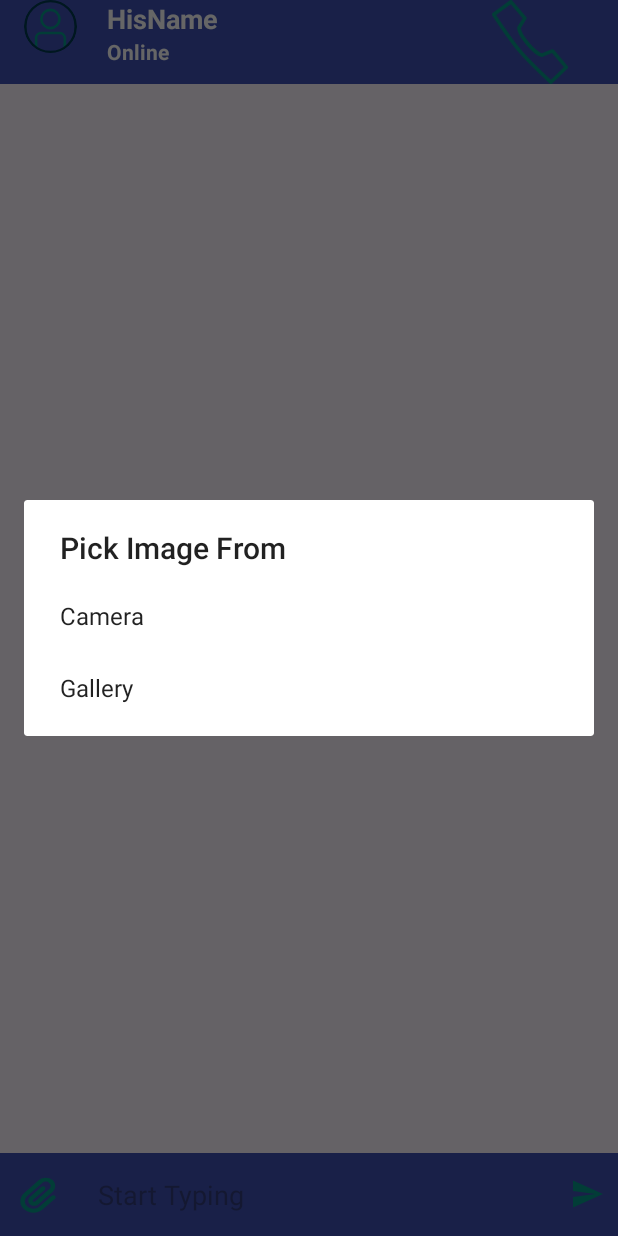
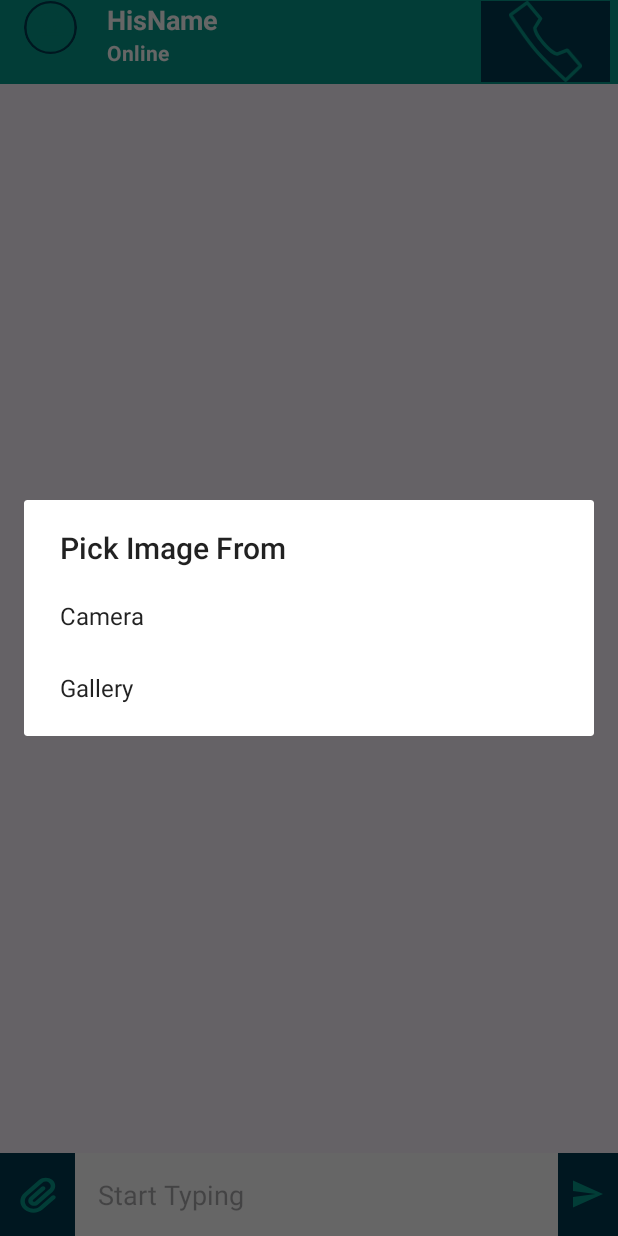
Before and after one commit to guillaume-rce/FitMap, an Android app: the ChatActivity screen opened directly, with no data from a screen before it, after a tap on an icon or button, on a phone screen of 412 x 824 dp. Run offline under Robolectric (Android 15) with nearby library versions, the light colour scheme and no system bars; our stand-ins replace CircleImageView, Firebase (no records; nobody signed in at launch, a user with empty details on screens opened directly); pictures from the network do not load.

Commit message:
ajout de la java doc

```diff
--- a/app/src/main/java/com/oniverse/fitmap/models/ModelChat.java
+++ b/app/src/main/java/com/oniverse/fitmap/models/ModelChat.java
@@ -1,5 +1,8 @@
 package com.oniverse.fitmap.models;
 
+/**
+ * Model class for chat messages
+ */
 public class ModelChat {
     String message;
 
--- a/app/src/main/java/com/oniverse/fitmap/models/ModelChatList.java
+++ b/app/src/main/java/com/oniverse/fitmap/models/ModelChatList.java
@@ -1,5 +1,7 @@
 package com.oniverse.fitmap.models;
-
+/**
+ * Model class for chat messages
+ */
 class ModelChatList {
 
     public String getId() {
--- a/app/src/main/java/com/oniverse/fitmap/models/ModelUsers.java
+++ b/app/src/main/java/com/oniverse/fitmap/models/ModelUsers.java
@@ -1,5 +1,7 @@
 package com.oniverse.fitmap.models;
-
+/**
+ * Model class for chat messages
+ */
 public class ModelUsers {
     String name, email, search, phone, image, cover, uid, typingTo, onlineStatus, typing;
 
--- a/app/src/main/res/layout/activity_chat.xml
+++ b/app/src/main/res/layout/activity_chat.xml
@@ -12,7 +12,7 @@
         android:id="@+id/toolbar"
         android:layout_width="match_parent"
         android:layout_height="?android:attr/actionBarSize"
-        android:background="@color/colorPrimary"
+        android:background="@color/greenDark"
         android:theme="@style/ThemeOverlay.AppCompat.Dark.ActionBar">
 
         <LinearLayout
@@ -26,7 +26,7 @@
                 android:layout_height="35dp"
                 android:scaleType="centerCrop"
                 android:src="@drawable/ic_profile"
-                app:civ_circle_background_color="@color/colorPrimary" />
+                app:civ_circle_background_color="@color/background_tint" />
 
             <LinearLayout
                 android:layout_width="wrap_content"
@@ -59,9 +59,10 @@
 
             <ImageView
                 android:id="@+id/block"
-                android:layout_width="wrap_content"
-                android:layout_height="wrap_content"
+                android:layout_width="86dp"
+                android:layout_height="54dp"
                 android:layout_gravity="center_vertical"
+                android:background="@color/blue"
                 android:layout_marginEnd="5dp"
                 android:src="@drawable/ic_phone" />
         </LinearLayout>
@@ -80,7 +81,7 @@
         android:layout_width="match_parent"
         android:layout_height="wrap_content"
         android:layout_alignParentBottom="true"
-        android:background="@color/colorPrimary"
+        android:background="@color/blue"
         android:gravity="center"
         android:orientation="horizontal">
 
@@ -88,7 +89,7 @@
             android:id="@+id/attachbtn"
             android:layout_width="50dp"
             android:layout_height="50dp"
-            android:background="@null"
+            android:background="@color/blue"
             android:src="@drawable/ic_paperclip_solid" />
 
         <EditText
@@ -96,8 +97,8 @@
             android:layout_width="0dp"
             android:layout_height="wrap_content"
             android:layout_weight="1"
-            android:background="@null"
             android:hint="Start Typing"
+            android:background="@color/white"
             android:inputType="textCapSentences|textMultiLine"
             android:padding="15dp" />
 
@@ -105,7 +106,7 @@
             android:id="@+id/sendmsg"
             android:layout_width="40dp"
             android:layout_height="40dp"
-            android:background="@null"
+            android:background="@color/blue"
             android:src="@drawable/ic_send" />
 
     </LinearLayout>
```
Also changed, not shown: app/src/main/java/com/oniverse/fitmap/fragment/TrackInfo.java (+36 -6 lines), app/src/main/java/com/oniverse/fitmap/models/ChatListFragment.java (+19 -4 lines), app/src/main/java/com/oniverse/fitmap/modules/MapRenderer.java (+9 -2 lines), app/src/main/java/com/oniverse/fitmap/modules/gpxparser/Gpx.java (+9 -1 lines), app/src/main/java/com/oniverse/fitmap/modules/gpxparser/Track.java (+6 -1 lines), app/src/main/java/com/oniverse/fitmap/modules/gpxparser/TrackPoint.java (+6 -1 lines), app/src/main/java/com/oniverse/fitmap/modules/gpxparser/TrackSegment.java (+9 -1 lines), app/src/main/res/layout/activity_user_list.xml (deleted, +0 -19 lines), app/src/main/res/layout/chatlist_item.xml (deleted, +0 -66 lines).
